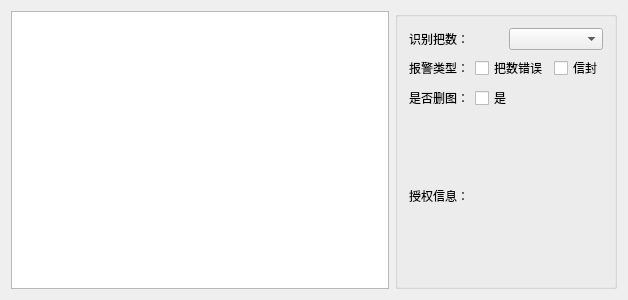
Above: ManagementClient/BagModify.ui from suselgz/CPJHManagementClient before the change. Below: the same form after it.
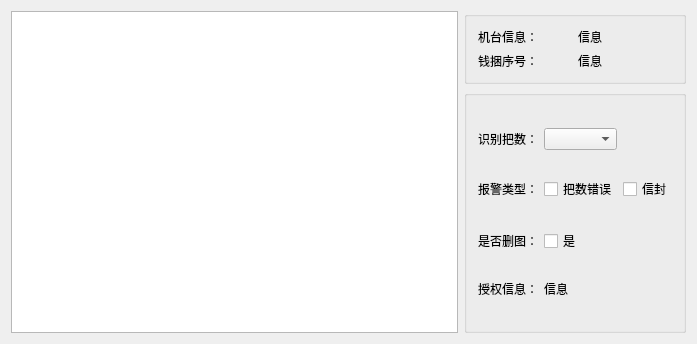
That is the form after the change. Custom widgets are drawn as their Qt base class.

Diff of the .ui file:
```diff
--- a/ManagementClient/BagModify.ui
+++ b/ManagementClient/BagModify.ui
@@ -6,14 +6,14 @@
    <rect>
     <x>0</x>
     <y>0</y>
-    <width>628</width>
-    <height>300</height>
+    <width>697</width>
+    <height>344</height>
    </rect>
   </property>
   <property name="windowTitle">
    <string>BagModify</string>
   </property>
-  <layout class="QHBoxLayout" name="horizontalLayout_2">
+  <layout class="QHBoxLayout" name="horizontalLayout">
    <item>
     <widget class="QDispView" name="graphicsView">
      <property name="minimumSize">
@@ -31,73 +31,178 @@
     </widget>
    </item>
    <item>
-    <widget class="QGroupBox" name="groupBox">
-     <property name="title">
-      <string/>
-     </property>
-     <layout class="QVBoxLayout" name="verticalLayout">
-      <item>
-       <layout class="QHBoxLayout" name="horizontalLayout">
-        <item>
+    <layout class="QVBoxLayout" name="verticalLayout">
+     <item>
+      <widget class="QGroupBox" name="groupBox_2">
+       <property name="title">
+        <string/>
+       </property>
+       <layout class="QGridLayout" name="gridLayout_2">
+        <item row="0" column="0">
+         <widget class="QLabel" name="label_12">
+          <property name="text">
+           <string>机台信息：</string>
+          </property>
+         </widget>
+        </item>
+        <item row="3" column="0">
+         <widget class="QLabel" name="label_9">
+          <property name="text">
+           <string>钱捆序号：</string>
+          </property>
+         </widget>
+        </item>
+        <item row="3" column="1">
+         <widget class="QLabel" name="label_10">
+          <property name="text">
+           <string>信息</string>
+          </property>
+         </widget>
+        </item>
+        <item row="0" column="1">
+         <widget class="QLabel" name="label_11">
+          <property name="text">
+           <string>信息</string>
+          </property>
+         </widget>
+        </item>
+       </layout>
+      </widget>
+     </item>
+     <item>
+      <widget class="QGroupBox" name="groupBox">
+       <property name="title">
+        <string/>
+       </property>
+       <layout class="QGridLayout" name="gridLayout">
+        <item row="0" column="0">
+         <spacer name="verticalSpacer_5">
+          <property name="orientation">
+           <enum>Qt::Vertical</enum>
+          </property>
+          <property name="sizeHint" stdset="0">
+           <size>
+            <width>20</width>
+            <height>40</height>
+           </size>
+          </property>
+         </spacer>
+        </item>
+        <item row="1" column="0">
          <widget class="QLabel" name="label">
           <property name="text">
            <string>识别把数：</string>
           </property>
          </widget>
         </item>
-        <item>
+        <item row="1" column="1">
          <widget class="QComboBox" name="comboBox"/>
         </item>
-       </layout>
-      </item>
-      <item>
-       <layout class="QGridLayout" name="gridLayout">
-        <item row="0" column="0">
+        <item row="2" column="0">
+         <spacer name="verticalSpacer_4">
+          <property name="orientation">
+           <enum>Qt::Vertical</enum>
+          </property>
+          <property name="sizeHint" stdset="0">
+           <size>
+            <width>20</width>
+            <height>40</height>
+           </size>
+          </property>
+         </spacer>
+        </item>
+        <item row="3" column="0">
          <widget class="QLabel" name="label_2">
           <property name="text">
            <string>报警类型：</string>
           </property>
          </widget>
         </item>
-        <item row="0" column="1">
+        <item row="3" column="1">
          <widget class="QCheckBox" name="checkBox">
           <property name="text">
            <string>把数错误</string>
           </property>
          </widget>
         </item>
-        <item row="0" column="2">
+        <item row="3" column="2">
          <widget class="QCheckBox" name="checkBox_2">
           <property name="text">
            <string>信封</string>
           </property>
          </widget>
         </item>
-        <item row="1" column="0">
+        <item row="4" column="0">
+         <spacer name="verticalSpacer_3">
+          <property name="orientation">
+           <enum>Qt::Vertical</enum>
+          </property>
+          <property name="sizeHint" stdset="0">
+           <size>
+            <width>20</width>
+            <height>40</height>
+           </size>
+          </property>
+         </spacer>
+        </item>
+        <item row="5" column="0">
          <widget class="QLabel" name="label_3">
           <property name="text">
            <string>是否删图：</string>
           </property>
          </widget>
         </item>
-        <item row="1" column="1">
+        <item row="5" column="1">
          <widget class="QCheckBox" name="checkBox_3">
           <property name="text">
            <string>是</string>
           </property>
          </widget>
         </item>
+        <item row="6" column="0">
+         <spacer name="verticalSpacer_2">
+          <property name="orientation">
+           <enum>Qt::Vertical</enum>
+          </property>
+          <property name="sizeHint" stdset="0">
+           <size>
+            <width>20</width>
+            <height>40</height>
+           </size>
+          </property>
+         </spacer>
+        </item>
+        <item row="7" column="0">
+         <widget class="QLabel" name="label_4">
+          <property name="text">
+           <string>授权信息：</string>
+          </property>
+         </widget>
+        </item>
+        <item row="7" column="1">
+         <widget class="QLabel" name="label_5">
+          <property name="text">
+           <string>信息</string>
+          </property>
+         </widget>
+        </item>
+        <item row="8" column="0">
+         <spacer name="verticalSpacer">
+          <property name="orientation">
+           <enum>Qt::Vertical</enum>
+          </property>
+          <property name="sizeHint" stdset="0">
+           <size>
+            <width>20</width>
+            <height>40</height>
+           </size>
+          </property>
+         </spacer>
+        </item>
        </layout>
-      </item>
-      <item>
-       <widget class="QLabel" name="label_4">
-        <property name="text">
-         <string>授权信息：</string>
-        </property>
-       </widget>
-      </item>
-     </layout>
-    </widget>
+      </widget>
+     </item>
+    </layout>
    </item>
   </layout>
  </widget>
```
Left out of the diff: 2 changed lines with no effect on the pictures.
